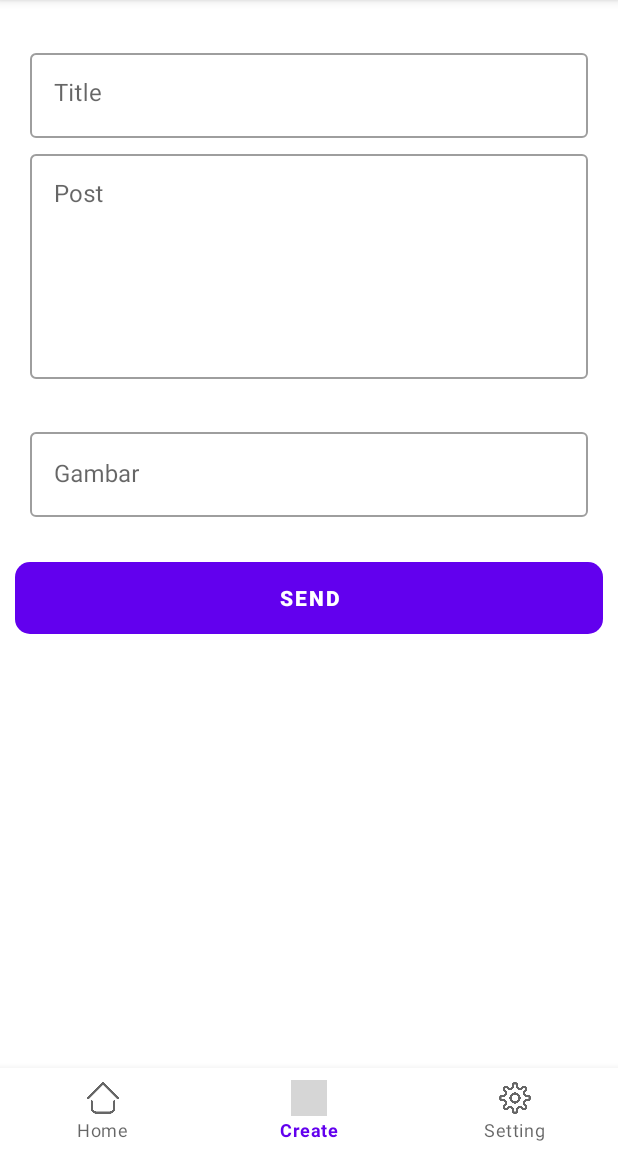
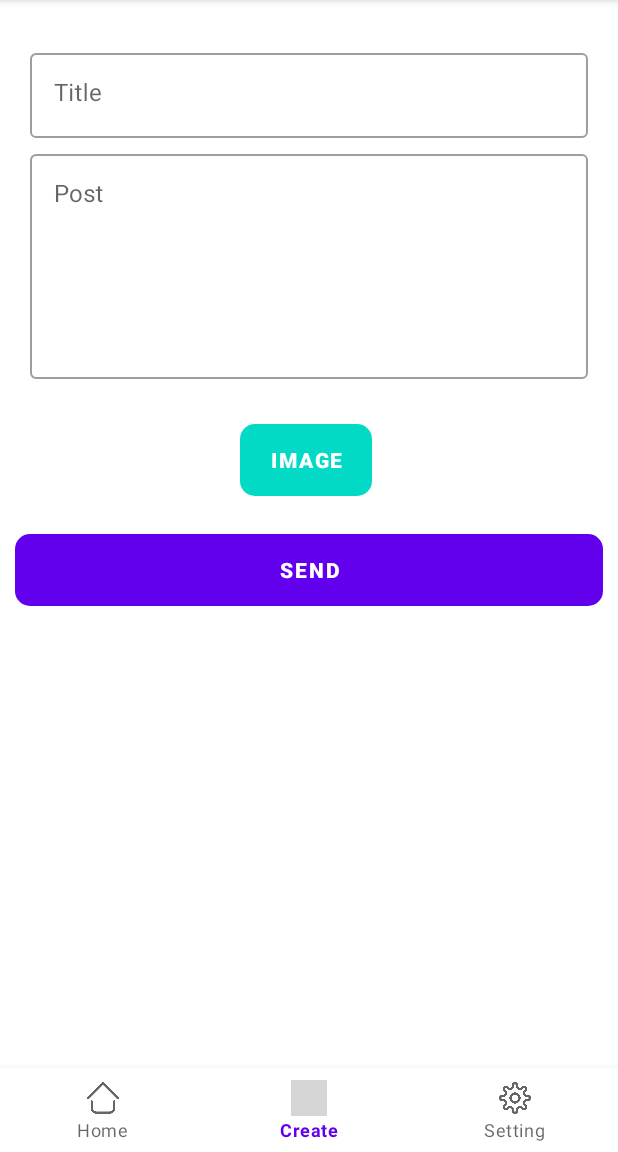
Before and after one commit to Julius-745/ConnectSocial, an Android app: the screen it shows after launch (MainActivity), item 2 of the bottom bar chosen, on a phone screen of 412 x 824 dp, the part 84-1236 px from its top. Run offline under Robolectric (Android 15) with nearby library versions, the phone set to English and light mode, and no system bars; our stand-ins replace navigation-ui; grey boxes are pictures that could not be loaded.

Commit message:
add post adjust

```diff
--- a/app/src/main/res/layout/fragment_addpost.xml
+++ b/app/src/main/res/layout/fragment_addpost.xml
@@ -1,5 +1,6 @@
 <?xml version="1.0" encoding="utf-8"?>
 <RelativeLayout xmlns:android="http://schemas.android.com/apk/res/android"
+    xmlns:app="http://schemas.android.com/apk/res-auto"
     xmlns:tools="http://schemas.android.com/tools"
     android:layout_width="match_parent"
     android:layout_height="match_parent"
@@ -49,33 +50,29 @@
             android:scrollHorizontally="false" />
     </com.google.android.material.textfield.TextInputLayout>
 
+    <com.google.android.material.button.MaterialButton
 
-    <com.google.android.material.textfield.TextInputLayout
-        android:id="@+id/gambar"
-        android:layout_width="match_parent"
+        android:id="@+id/btn_image"
+        android:layout_width="wrap_content"
         android:layout_height="wrap_content"
         android:layout_below="@+id/post"
-        android:layout_marginHorizontal="20dp"
+        android:layout_alignParentStart="true"
+        android:layout_marginHorizontal="10dp"
+        android:layout_marginStart="160dp"
         android:layout_marginTop="30dp"
-        android:hint="@string/gambar"
-        style="@style/Widget.MaterialComponents.TextInputLayout.OutlinedBox">
-
-
-        <com.google.android.material.textfield.TextInputEditText
-            android:id="@+id/urlInput"
-            android:layout_width="match_parent"
-            android:layout_height="wrap_content"
-            android:inputType="textMultiLine" />
-    </com.google.android.material.textfield.TextInputLayout>
+        android:background="@drawable/bg_button"
+        android:text="@string/Image"
+        android:textStyle="bold"
+        app:backgroundTint="@color/secondarycolor" />
 
     <com.google.android.material.button.MaterialButton
 
         android:id="@+id/btn_send"
         android:layout_width="match_parent"
         android:layout_height="wrap_content"
-        android:layout_below="@+id/gambar"
+        android:layout_below="@+id/btn_image"
         android:layout_marginHorizontal="10dp"
-        android:layout_marginTop="30dp"
+        android:layout_marginTop="25dp"
         android:textStyle="bold"
         android:background="@drawable/bg_button"
         android:text="@string/send" />
--- a/app/src/main/res/values/colors.xml
+++ b/app/src/main/res/values/colors.xml
@@ -7,5 +7,6 @@
     <color name="teal_700">#FF018786</color>
     <color name="black">#FF000000</color>
     <color name="white">#FFFFFFFF</color>
+    <color name="secondarycolor">#03DAC6</color>
 
 </resources>
--- a/app/src/main/res/values/strings.xml
+++ b/app/src/main/res/values/strings.xml
@@ -29,4 +29,5 @@
     <string name="content_title">Content Title</string>
     <string name="content_category">Content Category</string>
     <string name="avatar">Avatar</string>
+    <string name="Image">Image</string>
 </resources>
```
